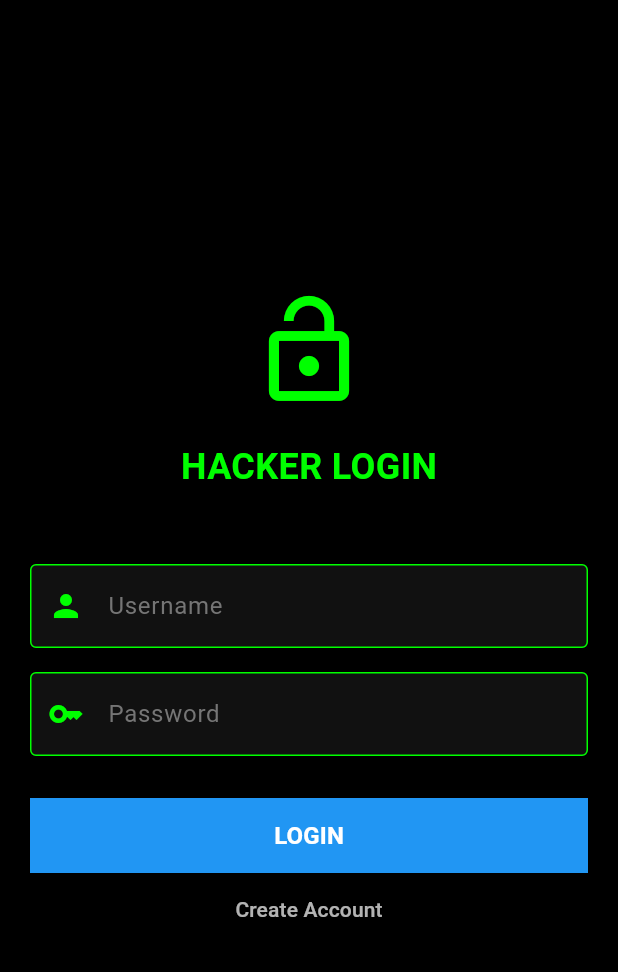
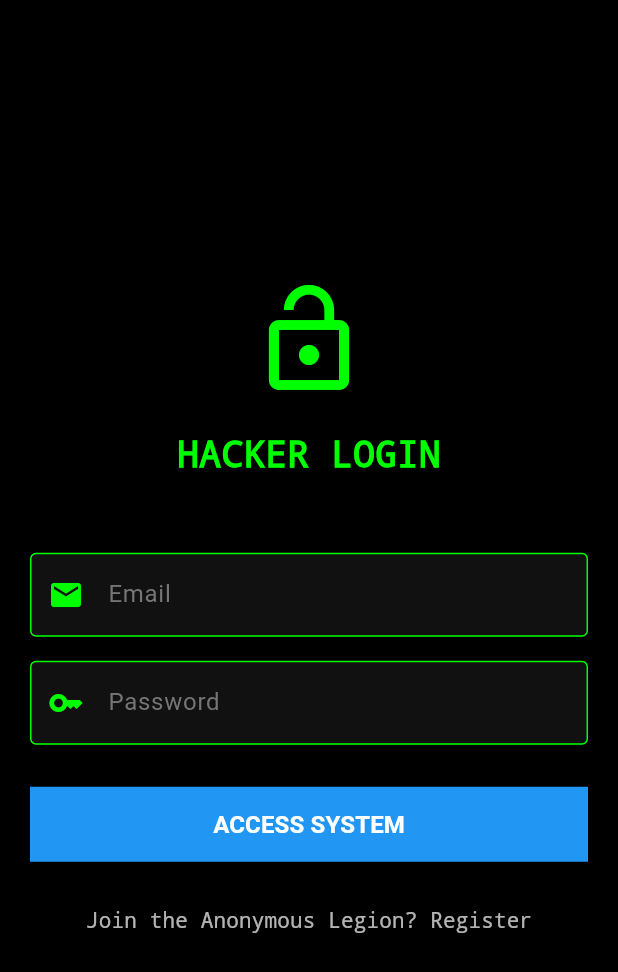
Before and after one commit to programmerrajbhai/full_fevice_fonitoring_pro, a Flutter app: the LoginScreen screen opened directly, on a phone screen of 412 x 824 dp. Shown: the top 972 px of the screen. Run offline on Flutter 3.47's test engine with Material 3 defaults, Android fonts, the phone set to English and light mode, and no system bars; our stand-ins replace shared_preferences; accounts and stored records are empty.

Commit message:
login reg success with api

```diff
--- a/lib/screens/login_screen.dart
+++ b/lib/screens/login_screen.dart
@@ -2,17 +2,51 @@ import 'package:flutter/material.dart';
 import '../constants.dart';
 import '../widgets/hacker_input.dart';
 import '../widgets/hacker_button.dart';
-import 'dashboard_screen.dart';
+import '../services/api_service.dart'; // সার্ভিস ইম্পোর্ট
+import 'main_layout.dart';
 import 'register_screen.dart';
 
-class LoginScreen extends StatelessWidget {
+class LoginScreen extends StatefulWidget {
   const LoginScreen({super.key});
+
+  @override
+  State<LoginScreen> createState() => _LoginScreenState();
+}
+
+class _LoginScreenState extends State<LoginScreen> {
+  final TextEditingController emailController = TextEditingController();
+  final TextEditingController passController = TextEditingController();
+  bool isLoading = false; // লোডিং দেখানোর জন্য
+
+  void _handleLogin() async {
+    if (emailController.text.isEmpty || passController.text.isEmpty) {
+      ScaffoldMessenger.of(context).showSnackBar(const SnackBar(content: Text("Please fill all fields")));
+      return;
+    }
+
+    setState(() => isLoading = true); // লোডিং শুরু
+
+    final result = await ApiService.login(emailController.text, passController.text);
+
+    setState(() => isLoading = false); // লোডিং শেষ
+
+    if (result['success']) {
+      // লগইন সফল
+      Navigator.pushReplacement(context, MaterialPageRoute(builder: (_) => const MainLayout()));
+    } else {
+      // লগইন ব্যর্থ
+      ScaffoldMessenger.of(context).showSnackBar(
+        SnackBar(content: Text(result['message'] ?? "Login Failed"), backgroundColor: Colors.red),
+      );
+    }
+  }
 
   @override
   Widget build(BuildContext context) {
     return Scaffold(
       backgroundColor: kBackgroundColor,
-      body: Padding(
+      body: Center(
+        child: SingleChildScrollView(
           padding: const EdgeInsets.all(20.0),
           child: Column(
             mainAxisAlignment: MainAxisAlignment.center,
@@ -21,29 +55,32 @@ class LoginScreen extends StatelessWidget {
               const SizedBox(height: 20),
               const Text(
                 "HACKER LOGIN",
-              style: TextStyle(color: kPrimaryColor, fontSize: 24, fontWeight: FontWeight.bold),
+                style: TextStyle(color: kPrimaryColor, fontSize: 24, fontWeight: FontWeight.bold, fontFamily: 'Courier'),
               ),
               const SizedBox(height: 40),
-            const HackerInput(hintText: "Username", icon: Icons.person),
-            const HackerInput(hintText: "Password", icon: Icons.key, isObscure: true),
+
+              HackerInput(hintText: "Email", icon: Icons.email, controller: emailController, keyboardType: TextInputType.emailAddress),
+              HackerInput(hintText: "Password", icon: Icons.key, isObscure: true, controller: passController),
+
               const SizedBox(height: 20),
-            HackerButton(
-              text: "LOGIN",
+
+              isLoading
+                  ? const CircularProgressIndicator(color: kPrimaryColor)
+                  : HackerButton(
+                text: "ACCESS SYSTEM",
                 color: kBlueButtonColor,
-              onPressed: () {
-                Navigator.pushReplacement(
-                  context,
-                  MaterialPageRoute(builder: (context) => const DashboardScreen()),
-                );
-              },
+                onPressed: _handleLogin,
               ),
+
+              const SizedBox(height: 15),
               TextButton(
                 onPressed: () {
                   Navigator.push(context, MaterialPageRoute(builder: (context) => const RegisterScreen()));
                 },
-              child: const Text("Create Account", style: TextStyle(color: Colors.white70)),
+                child: const Text("Join the Anonymous Legion? Register", style: TextStyle(color: Colors.white70, fontFamily: 'Courier')),
               )
             ],
+          ),
         ),
       ),
     );
--- a/pubspec.yaml
+++ b/pubspec.yaml
@@ -34,6 +34,8 @@ dependencies:
   # The following adds the Cupertino Icons font to your application.
   # Use with the CupertinoIcons class for iOS style icons.
   cupertino_icons: ^1.0.8
+  http: ^1.1.0
+  shared_preferences: ^2.2.0
 
 dev_dependencies:
   flutter_test:
```
Also changed, not shown: lib/main.dart (+4 -6 lines), lib/screens/register_screen.dart (+75 -12 lines), lib/screens/splash_screen.dart (added, +90 -0 lines), lib/services/api_service.dart (added, +81 -0 lines), pubspec.lock, 1 other file. Lines whose indentation alone changed are shown as unchanged.
